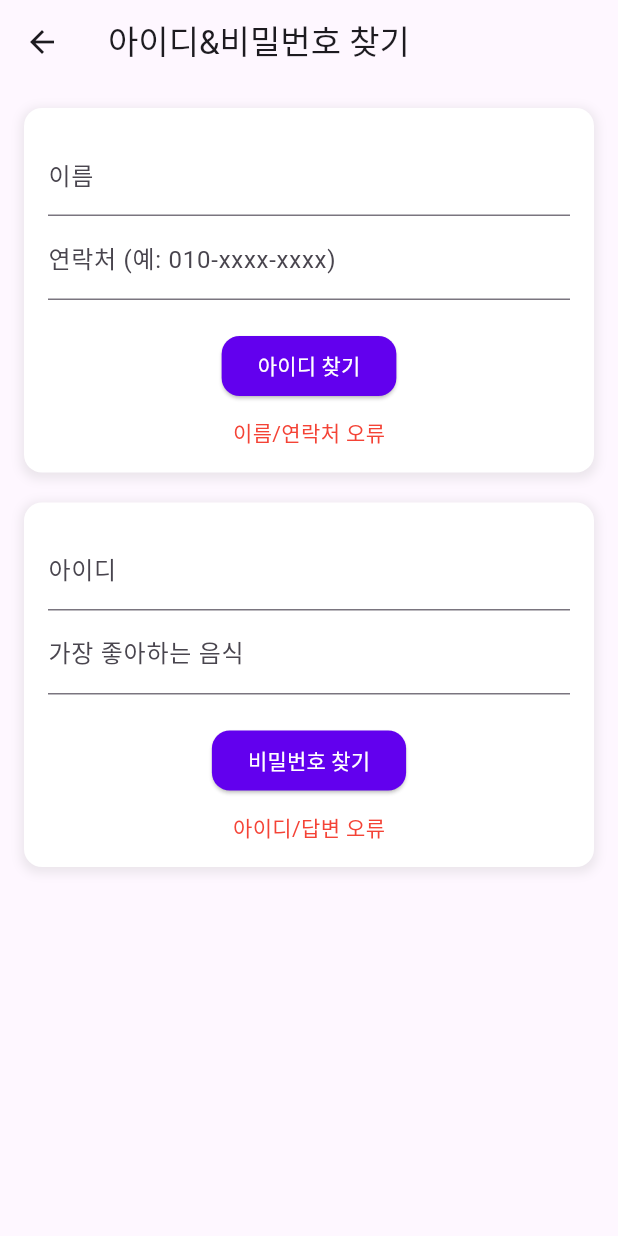
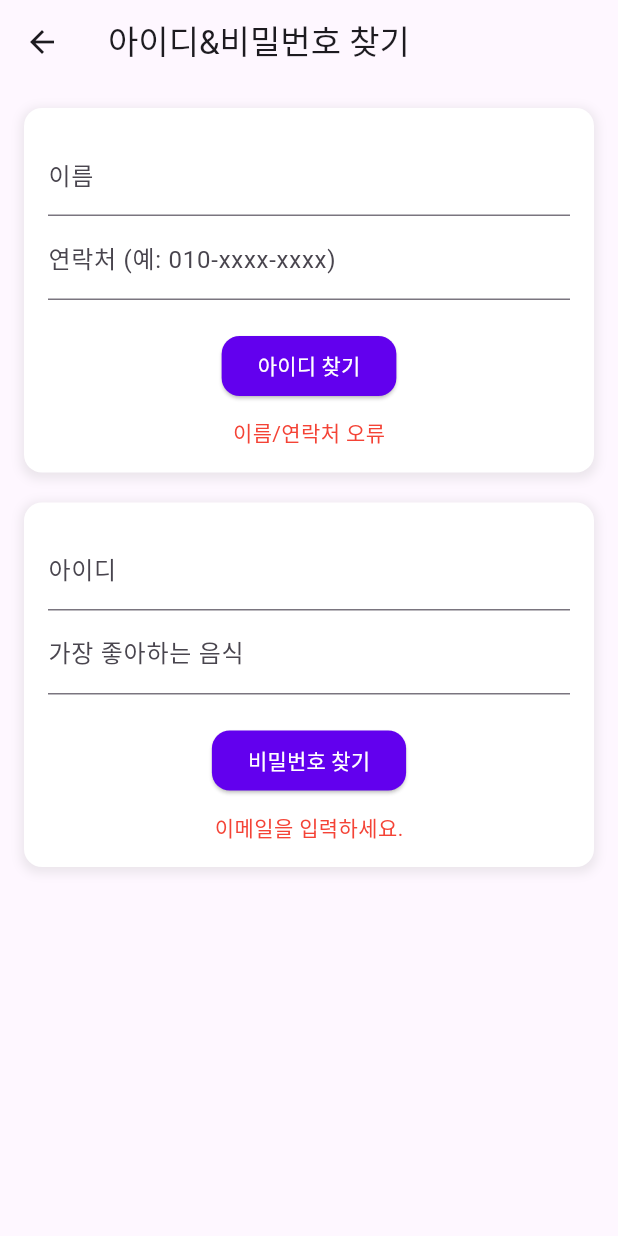
Before and after one commit to Aedli/secretDiary, a Flutter app: the ForgotPasswordScreen screen opened by its route, after a tap on "아이디 찾기", after a tap on "비밀번호 찾기", on a phone screen of 412 x 824 dp. Run offline on Flutter 3.47's test engine with Material 3 defaults, Android fonts, the phone set to English and light mode, and no system bars; our stand-ins replace cloud_firestore, firebase_auth, firebase_core, image_picker, video_player; accounts and stored records are empty.

```diff
--- a/lib/login/forgot_password_screen.dart
+++ b/lib/login/forgot_password_screen.dart
@@ -1,5 +1,7 @@
 import 'package:flutter/material.dart';
 import '../constants.dart'; // constants.dart 파일 import
+import 'package:cloud_firestore/cloud_firestore.dart'; // Firestore import
+import 'package:firebase_auth/firebase_auth.dart';
 
 class ForgotPasswordScreen extends StatelessWidget {
   final TextEditingController _nameController = TextEditingController();
@@ -129,7 +131,8 @@ class ForgotPasswordScreen extends StatelessWidget {
                   const SizedBox(height: 20),
                   ElevatedButton(
                     onPressed: () {
-                      _findPassword(context);
+                      String email = _usernameController.text.trim(); // 입력된 이메일 가져오기
+                      _resetPassword(context, email); // 이메일을 인자로 전달
                     },
                     style: ElevatedButton.styleFrom(
                       backgroundColor: AppConstants.primaryColor, // 버튼 배경색
@@ -172,9 +175,9 @@ class ForgotPasswordScreen extends StatelessWidget {
   }
 
   // 아이디 찾기 함수
-  void _findUsername(BuildContext context) {
-    String name = _nameController.text;
-    String contact = _contactController.text;
+  void _findUsername(BuildContext context) async {
+    String name = _nameController.text.trim();
+    String contact = _contactController.text.trim();
 
     // 이름과 연락처 형식 검사
     if (name.isEmpty || !RegExp(r'^(010-\d{4}-\d{4})$').hasMatch(contact)) {
@@ -183,10 +186,18 @@ class ForgotPasswordScreen extends StatelessWidget {
       return;
     }
 
-    // 사용자 정보와 일치하는지 검사
-    if (name == UserInfo.userName && contact == UserInfo.userContact) {
-      // 아이디 찾기 로직 (예: 서버에서 아이디 조회)
-      _usernameNotifier.value = UserInfo.validID;
+    // Firestore에서 사용자 정보 조회
+    QuerySnapshot querySnapshot = await FirebaseFirestore.instance
+        .collection('users')
+        .where('name', isEqualTo: name)
+        .where('phone', isEqualTo: contact)
+        .get();
+
+    // 사용자 정보가 일치하는지 확인
+    if (querySnapshot.docs.isNotEmpty) {
+      // 아이디 찾기 로직 (예: 사용자 문서에서 아이디 가져오기)
+      String userId = querySnapshot.docs.first['email']; // 이메일을 아이디로 가정
+      _usernameNotifier.value = userId;
       _usernameErrorNotifier.value = ''; // 오류 메시지 초기화
     } else {
       _usernameErrorNotifier.value = '이름/연락처가 일치하지 않습니다.'; // 오류 메시지
@@ -195,26 +206,18 @@ class ForgotPasswordScreen extends StatelessWidget {
   }
 
   // 비밀번호 찾기 함수
-  void _findPassword(BuildContext context) {
-    String username = _usernameController.text;
-    String favoriteFood = _favoriteFoodController.text;
-
-    // 아이디와 좋아하는 음식 형식 검사
-    if (username.isEmpty || favoriteFood.isEmpty) {
-      _passwordErrorNotifier.value = '아이디/답변 오류'; // 비밀번호 찾기 오류 메시지
-      _passwordNotifier.value = '';
+  Future<void> _resetPassword(BuildContext context, String email) async {
+    if (email.isEmpty) {
+      _passwordErrorNotifier.value = '이메일을 입력하세요.'; // 오류 메시지
       return;
     }
 
-    // 사용자 정보와 일치하는지 검사
-    if (username == UserInfo.validID &&
-        favoriteFood == UserInfo.favoriteFood) {
-      // 비밀번호 찾기 로직 (예: 서버에서 비밀번호 조회)
-      _passwordNotifier.value = UserInfo.validPassword;
+    try {
+      await FirebaseAuth.instance.sendPasswordResetEmail(email: email);
+      _passwordNotifier.value = '비밀번호 재설정 이메일이 전송되었습니다.';
       _passwordErrorNotifier.value = ''; // 오류 메시지 초기화
-    } else {
-      _passwordErrorNotifier.value = '아이디/답변이 일치하지 않습니다.'; // 오류 메시지
-      _passwordNotifier.value = '';
+    } on FirebaseAuthException catch (e) {
+      _passwordErrorNotifier.value = '오류 발생: ${e.message}'; // 오류 메시지
     }
   }
 }
--- a/pubspec.yaml
+++ b/pubspec.yaml
@@ -37,6 +37,9 @@ dependencies:
   cupertino_icons: ^1.0.8
   image_picker: ^1.1.2
   video_player: ^2.5.3
+  firebase_core: ^3.8.0
+  firebase_auth: ^5.3.3
+  cloud_firestore: ^5.5.0  # Firestore 패키지 추가
 
 dev_dependencies:
   flutter_test:
```
Also changed, not shown: firepit-log.txt (added, +13 -0 lines), lib/login/login_screen.dart (+36 -13 lines), lib/login/sign_up_screen.dart (+42 -16 lines), lib/main.dart (+8 -4 lines), firebase.json (added), lib/firebase_options.dart (added), 5 other files.
